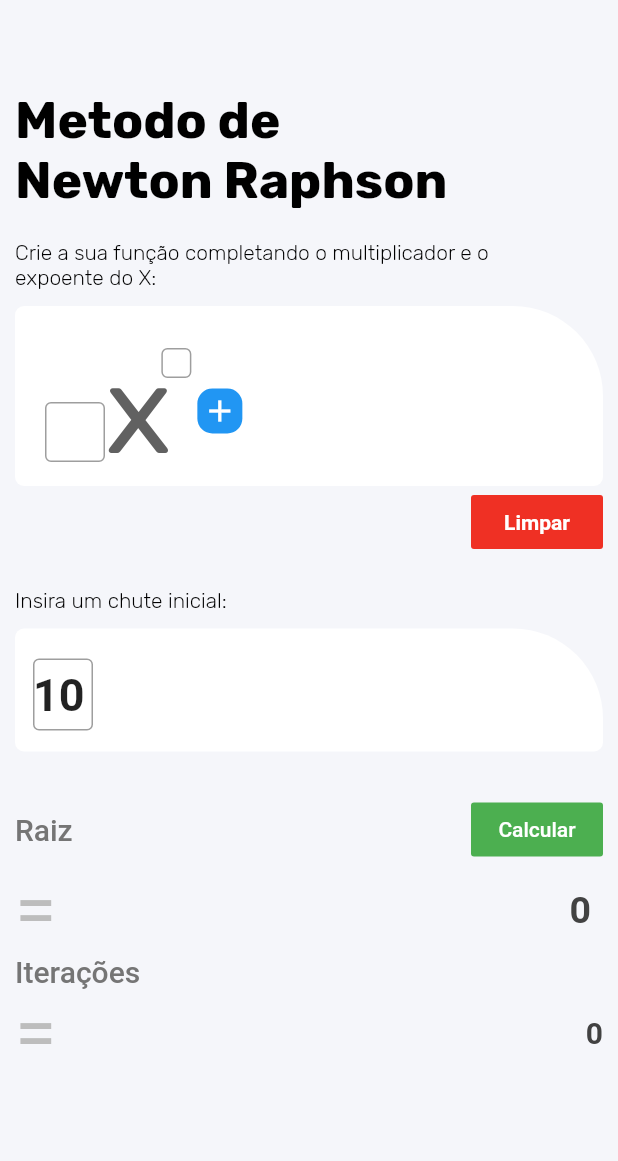
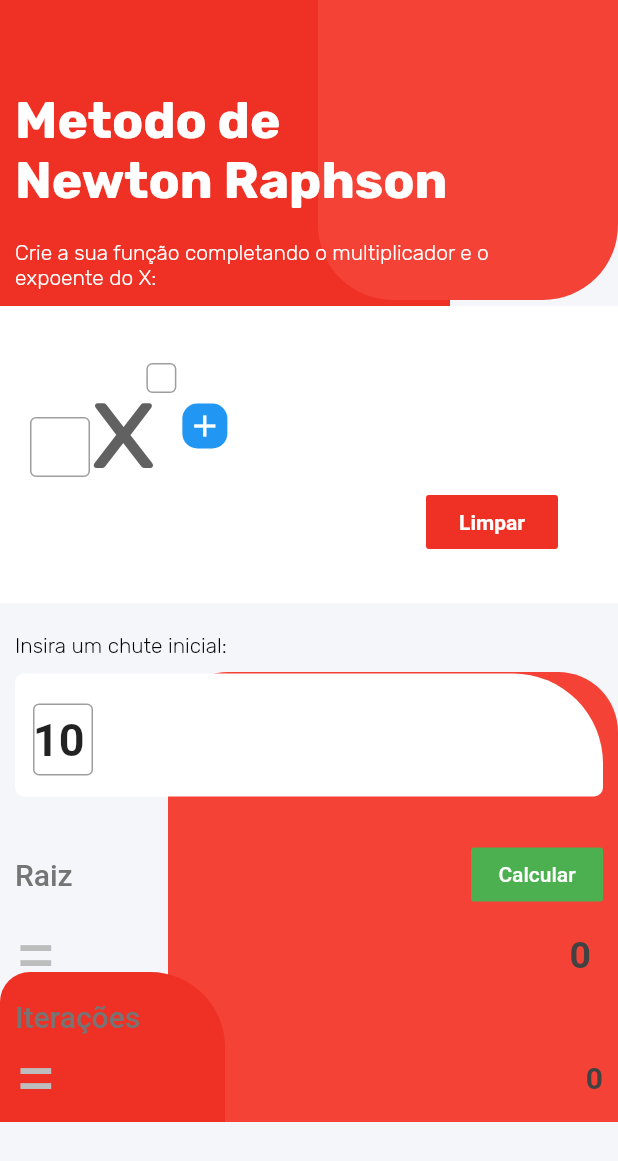
Before and after one commit to cesarramirez1912/app-newton-raphson, a Flutter app: the screen it shows after launch, on a phone screen of 412 x 824 dp. Shown: the top 1161 px of the screen. Run offline on Flutter 3.47's test engine with Material 2 defaults, Android fonts, the phone set to English and light mode, and no system bars.

Commit message:
commit multiplicador expoente cores

```diff
--- a/lib/main.dart
+++ b/lib/main.dart
@@ -88,36 +88,74 @@ class _MyHomePageState extends State<MyHomePage> {
   Widget build(BuildContext context) {
     return Scaffold(
       backgroundColor: Color.fromRGBO(245, 246, 250, 1.0),
-      body: SingleChildScrollView(
+      body: Stack(
+        children: <Widget>[
+          Container(
+            width: 300,
+            height: 300,
+            decoration: BoxDecoration(
+                color: Color.fromRGBO(239, 48, 36, 1.0),
+                borderRadius: BorderRadius.only(bottomRight: Radius.circular(10), bottomLeft: Radius.circular(10))),
+          ),
+          Positioned(
+            top: 0,
+            right: 0,
+            child: Container(
+              width: 200,
+              height: 200,
+              decoration: BoxDecoration(
+                  color: Colors.red, borderRadius: BorderRadius.only(bottomRight: Radius.circular(50), bottomLeft: Radius.circular(50))),
+            ),
+          ),
+          Positioned(
+            bottom: 0,
+            right: 0,
+            child: Container(
+              width: 300,
+              height: 300,
+              decoration:
+                  BoxDecoration(color: Colors.red, borderRadius: BorderRadius.only(topLeft: Radius.circular(40), topRight: Radius.circular(40))),
+            ),
+          ),
+          Positioned(
+            bottom: 0,
+            left: 0,
+            child: Container(
+              width: 150,
+              height: 100,
+              decoration: BoxDecoration(
+                  color: Color.fromRGBO(239, 48, 36, 1.0),
+                  borderRadius: BorderRadius.only(topRight: Radius.circular(50), topLeft: Radius.circular(20))),
+            ),
+          ),
+          SingleChildScrollView(
             child: Column(
               mainAxisAlignment: MainAxisAlignment.center,
               crossAxisAlignment: CrossAxisAlignment.start,
               children: <Widget>[
-            SizedBox(height: 60,),
+                SizedBox(
+                  height: 60,
+                ),
                 Padding(
                   padding: const EdgeInsets.only(right: 10, left: 10),
                   child: Text(
                     'Metodo de \nNewton Raphson',
-                style: TextStyle(fontFamily: 'Rubik', color: Colors.black, fontSize: 34, fontWeight: FontWeight.w600),
+                    style: TextStyle(fontFamily: 'Rubik', color: Colors.white, fontSize: 34, fontWeight: FontWeight.w600),
                   ),
                 ),
                 Padding(
                   padding: const EdgeInsets.only(right: 40, left: 10, top: 20, bottom: 0),
                   child: Text(
                     'Crie a sua função completando o multiplicador e o expoente do X:',
-                style: TextStyle(fontFamily: 'Rubik', color: Colors.black, fontWeight: FontWeight.w300),
+                    style: TextStyle(fontFamily: 'Rubik', color: Colors.white, fontWeight: FontWeight.w300),
                   ),
                 ),
                 SizedBox(
                   height: 10,
                 ),
                 Container(
-              margin: EdgeInsets.only(right: 10, left: 10),
-              padding: EdgeInsets.only(top: 20, bottom: 10, left: 10, right: 30),
-              decoration: BoxDecoration(
-                  color: Color.fromRGBO(255, 255, 255, 1.0),
-                  borderRadius: BorderRadius.only(
-                      bottomRight: Radius.circular(6), bottomLeft: Radius.circular(6), topLeft: Radius.circular(6), topRight: Radius.circular(60))),
+                  padding: EdgeInsets.only(top: 30, bottom: 30, left: 10, right: 30),
+                  color: Colors.white,
                   child: Column(
                     children: <Widget>[
                       Row(
@@ -149,13 +187,16 @@ class _MyHomePageState extends State<MyHomePage> {
                                           children: <Widget>[
                                             Container(
                                               padding: EdgeInsets.only(top: 8),
-                                          width: listaNumeros2[index] >= 10 && listaNumeros2[index] < 100 ? 68 : listaNumeros2[index] > 100 ? 80 : 56,
+                                              width: listaNumeros2[index] >= 10 && listaNumeros2[index] < 100
+                                                  ? 68
+                                                  : listaNumeros2[index] > 100 ? 80 : 56,
                                               height: 38,
                                               child: variavelDoX(listaNumeros2[index], index),
                                             ),
                                             Positioned(
                                               top: 0,
-                                          left: listaNumeros2[index] >= 10 && listaNumeros2[index] < 100 ? 30 : listaNumeros2[index] > 99 ? 36 : 18,
+                                              left:
+                                                  listaNumeros2[index] >= 10 && listaNumeros2[index] < 100 ? 30 : listaNumeros2[index] > 99 ? 36 : 18,
                                               child: Container(
                                                 padding: EdgeInsets.all(2),
                                                 height: 20,
@@ -177,19 +218,15 @@ class _MyHomePageState extends State<MyHomePage> {
                           ),
                         ],
                       ),
-                ],
-              ),
-            ),
                       Row(
                         mainAxisAlignment: MainAxisAlignment.end,
                         children: <Widget>[
                           Padding(
-                  padding: const EdgeInsets.only(right: 10,left: 10),
+                            padding: const EdgeInsets.only(right: 10, left: 10),
                             child: FlatButton(
                               child: Text(
                                 'Limpar',
-
-                      style: TextStyle(color: Colors.white,fontWeight: FontWeight.w700),
+                                style: TextStyle(color: Colors.white, fontWeight: FontWeight.w700),
                               ),
                               color: Color.fromRGBO(239, 48, 36, 1.0),
                               onPressed: () {
@@ -198,6 +235,9 @@ class _MyHomePageState extends State<MyHomePage> {
                             ),
                           ),
                         ],
+                      ),
+                    ],
+                  ),
                 ),
                 SizedBox(
                   height: 10,
@@ -219,7 +259,10 @@ class _MyHomePageState extends State<MyHomePage> {
                   decoration: BoxDecoration(
                       color: Colors.white,
                       borderRadius: BorderRadius.only(
-                      bottomRight: Radius.circular(6), bottomLeft: Radius.circular(6), topLeft: Radius.circular(6), topRight: Radius.circular(60))),
+                          bottomRight: Radius.circular(6),
+                          bottomLeft: Radius.circular(6),
+                          topLeft: Radius.circular(6),
+                          topRight: Radius.circular(60))),
                   child: Row(
                     mainAxisAlignment: MainAxisAlignment.start,
                     crossAxisAlignment: CrossAxisAlignment.center,
@@ -327,6 +370,8 @@ class _MyHomePageState extends State<MyHomePage> {
                 ),
               ],
             ),
+          )
+        ],
       ), // This trailing comma makes auto-formatting nicer for build methods.
     );
   }
@@ -374,7 +419,7 @@ class _MyHomePageState extends State<MyHomePage> {
                     ),
                     Text(
                       'x',
-                      style: TextStyle(fontFamily:'Rubik', fontSize: 83, fontWeight: FontWeight.w500, color: Colors.grey[700]),
+                      style: TextStyle(fontFamily: 'Rubik', fontSize: 83, fontWeight: FontWeight.w500, color: Colors.grey[700]),
                     ),
                     SizedBox(
                       width: 15,
@@ -410,24 +455,23 @@ class _MyHomePageState extends State<MyHomePage> {
                 ),
               ),
             ),
-
           ],
-        ),  InkWell(
-          onTap: (){
+        ),
+        InkWell(
+          onTap: () {
             _incrementCounter();
           },
           child: Container(
             width: 30,
             height: 30,
             padding: EdgeInsets.all(0),
-            margin: EdgeInsets.only(left: 2,top: 10),
-            decoration: BoxDecoration(
-              color: Colors.blue,
-              borderRadius: BorderRadius.all(Radius.circular(10))
-            ),
+            margin: EdgeInsets.only(left: 2, top: 10),
+            decoration: BoxDecoration(color: Colors.blue, borderRadius: BorderRadius.all(Radius.circular(10))),
             child: Center(
-              child: Icon(Icons.add,color: Colors.white,)
-            ),
+                child: Icon(
+              Icons.add,
+              color: Colors.white,
+            )),
           ),
         ),
       ],
```
Lines whose indentation alone changed are shown as unchanged.
